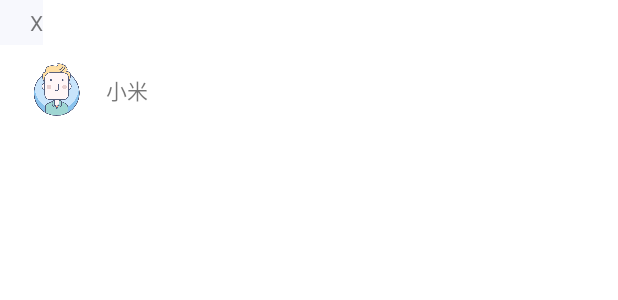
After one commit to huangmingliang/IM_Demo2, an Android app: the layout item_friend.xml on its own in the app's theme, with its tools: preview values and no code run, on a phone screen of 412 x 824 dp. The commit adds this screen. Shown: the top 300 px of the screen. Run offline under Robolectric (Android 15) with nearby library versions, the phone set to English and light mode, and no system bars.

Commit message:
好友列表布局显示

```diff
--- a/app/build.gradle
+++ b/app/build.gradle
@@ -28,4 +28,5 @@ dependencies {
     testCompile 'junit:junit:4.12'
     compile project(':ui')
     compile project(':moments')
+    compile project(':sdk')
 }
--- a/app/src/main/java/com/example/demo_im/ui/HomeActivity.java
+++ b/app/src/main/java/com/example/demo_im/ui/HomeActivity.java
@@ -32,7 +32,7 @@ public class HomeActivity extends FragmentActivity {
     private static final String TAG = HomeActivity.class.getSimpleName();
     private LayoutInflater layoutInflater;
     private FragmentTabHost mTabHost;
-    private final Class fragmentArray[] = {ConversationFragment.class, ContactFragment.class, MomentsFragment.class,SettingFragment.class};
+    private final Class fragmentArray[] = {ConversationFragment.class, ContactFragment2.class, MomentsFragment.class,SettingFragment.class};
     private int mTitleArray[] = {R.string.home_conversation_tab, R.string.home_contact_tab,R.string.home_moments_tab, R.string.home_setting_tab};
     private int mImageViewArray[] = {R.drawable.tab_conversation, R.drawable.tab_contact,R.drawable.tab_moments, R.drawable.tab_setting};
     private String mTextviewArray[] = {"contact", "conversation", "moments","setting"};
--- /dev/null
+++ b/app/src/main/res/layout/item_friend.xml
@@ -0,0 +1,44 @@
+<?xml version="1.0" encoding="utf-8"?>
+<LinearLayout xmlns:android="http://schemas.android.com/apk/res/android"
+    android:orientation="vertical"
+    android:layout_width="match_parent"
+    android:layout_height="match_parent">
+    <LinearLayout
+        android:id="@+id/sectionLayout"
+        android:layout_width="wrap_content"
+        android:layout_height="30dp"
+        android:background="#F7F8FD">
+        <TextView
+            android:id="@+id/friendSection"
+            android:layout_width="wrap_content"
+            android:layout_height="wrap_content"
+            android:layout_marginStart="20dp"
+            android:text="X"
+            android:layout_gravity="center_vertical"/>
+    </LinearLayout>
+
+    <LinearLayout
+        android:layout_width="match_parent"
+        android:layout_height="60dp"
+        android:orientation="horizontal"
+        android:gravity="center_vertical"
+        android:weightSum="1">
+
+        <com.tencent.qcloud.ui.CircleImageView
+            android:id="@+id/friendImg"
+            android:layout_width="35dp"
+            android:layout_height="35dp"
+            android:layout_marginLeft="20dp"
+            android:src="@drawable/head_other" />
+
+        <TextView
+            android:id="@+id/friendName"
+            android:layout_width="wrap_content"
+            android:layout_height="wrap_content"
+            android:layout_marginStart="15dp"
+            android:text="小米"/>
+
+    </LinearLayout>
+
+
+</LinearLayout>
--- a/app/src/main/res/layout/manager_group.xml
+++ b/app/src/main/res/layout/manager_group.xml
@@ -12,12 +12,11 @@
         app:titleText="@string/title_manager_group" />
 
     <LinearLayout
+        android:id="@+id/add_group"
         android:layout_width="match_parent"
         android:layout_height="50dp"
-        android:id="@+id/add_group"
         android:background="@color/white"
-        android:orientation="horizontal"
-        >
+        android:orientation="horizontal">
 
         <TextView
             android:layout_width="wrap_content"
@@ -36,7 +35,6 @@
     </LinearLayout>
 
 
-
     <ListView
         android:id="@+id/group_list"
         android:layout_width="match_parent"
--- a/app/src/main/res/values/strings.xml
+++ b/app/src/main/res/values/strings.xml
@@ -58,6 +58,8 @@
     <string name="addfriend">添加好友</string>
     <string name="contact_add_group">添加群组</string>
     <string name="manangergroup">管理分组</string>
+
+    <string name="home_contact_tab2">好友</string>
 
 
     <!-- settings fragment -->
--- a/sdk/build.gradle
+++ b/sdk/build.gradle
@@ -21,4 +21,5 @@ android {
 dependencies {
     compile fileTree(include: ['*.jar'], dir: 'libs')
     testCompile 'junit:junit:4.12'
+    compile files('libs/pinyin4j-2.5.0.jar')
 }
```
Also changed, not shown: app/src/main/java/com/example/demo_im/adapters/ContactAdapter.java (added, +117 -0 lines), app/src/main/java/com/example/demo_im/model/FriendProfile.java (+25 -1 lines), app/src/main/java/com/example/demo_im/model/FriendshipInfo.java (+44 -0 lines), app/src/main/java/com/example/demo_im/ui/ContactFragment2.java (added, +71 -0 lines), app/src/main/java/com/example/demo_im/utils/PinyinUtils.java (added, +116 -0 lines), app/src/main/res/layout/fragment_contact2.xml (added, +21 -0 lines), sdk/libs/pinyin4j-2.5.0.jar (added).
